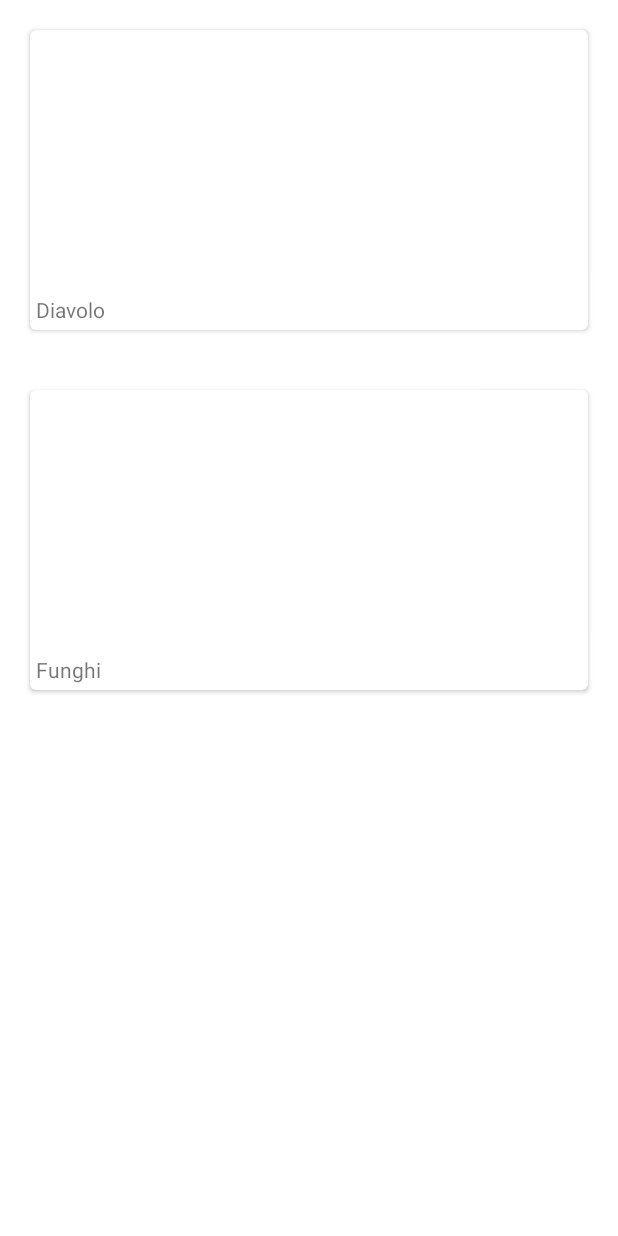
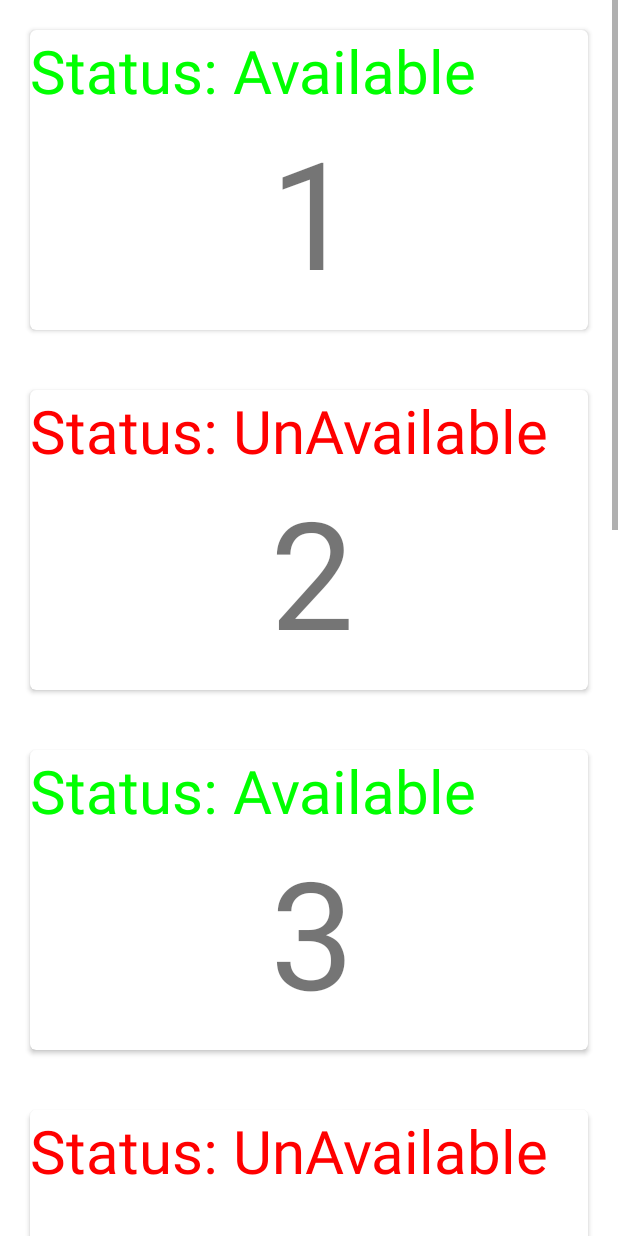
Before and after one commit to SalahAlDin2021/Parking_Car_Project, an Android app: the FindLotActivity screen opened directly, with no data from a screen before it, on a phone screen of 412 x 824 dp. Run offline under Robolectric (Android 15) with nearby library versions, the light colour scheme and no system bars.

Commit message:
implemen find lot code

```diff
--- a/app/src/main/java/com/example/parkingcarproject/CaptionedImagesAdapter.java
+++ b/app/src/main/java/com/example/parkingcarproject/CaptionedImagesAdapter.java
@@ -1,27 +1,40 @@
 package com.example.parkingcarproject;
 
 
+import android.content.Context;
+import android.content.Intent;
+import android.graphics.Color;
 import android.graphics.drawable.Drawable;
+import android.util.Log;
 import android.view.LayoutInflater;
 import android.view.View;
 import android.view.ViewGroup;
 import android.widget.ImageView;
 import android.widget.TextView;
+import android.widget.Toast;
 
 import androidx.cardview.widget.CardView;
-import androidx.core.content.ContextCompat;
 import androidx.recyclerview.widget.RecyclerView;
+
+import com.example.parkingcarproject.model.Lot;
+
+import java.util.ArrayList;
 
 public class CaptionedImagesAdapter
         extends RecyclerView.Adapter<CaptionedImagesAdapter.ViewHolder>{
 
-    private String[] captions;
-    private int[] imageIds;
+    Context context;
+    int userId;
+    private ArrayList<Lot> lots;
+    public static final String AVAILABLE ="Available";
+    public static final String UN_AVAILABLE ="UnAvailable";
+    public CaptionedImagesAdapter(Context context, ArrayList<Lot> lots, int userId){
+       this.lots=lots;
+       this.context=context;
+       this.userId=userId;
+        Log.d("iddd","adapter:"+userId);
+    }
 
-    public CaptionedImagesAdapter(String[] captions, int[] imageIds){
-        this.captions = captions;
-        this.imageIds = imageIds;
-    }
     @Override
     public ViewHolder onCreateViewHolder(ViewGroup parent, int viewType) {
         CardView v = (CardView) LayoutInflater.from(parent.getContext()).inflate(R.layout.card_car,
@@ -33,30 +46,51 @@ public class CaptionedImagesAdapter
 
     @Override
     public void onBindViewHolder(ViewHolder holder, int position) {
-        CardView cardView = holder.cardView;
-        ImageView imageView = (ImageView) cardView.findViewById(R.id.imageView);
-        Drawable dr = ContextCompat.getDrawable(cardView.getContext(), imageIds[position]);
-//        imageView.setImageDrawable(dr);
-        TextView txt = (TextView)cardView.findViewById(R.id.txtViewCardCar);
-        txt.setText(captions[position]);
-        cardView.setOnClickListener( new View.OnClickListener(){
+        final int pos = position;
+
+
+
+        if(lots.get(position).isReserved()) {
+            holder.txtStatus.setText("Status: " +AVAILABLE);
+            holder.txtStatus.setTextColor(Color.GREEN);
+        }else {
+            holder.txtStatus.setText("Status: " +UN_AVAILABLE);
+            holder.txtStatus.setTextColor(Color.RED);
+        }
+        holder.txt.setText(lots.get(position).getId()+"");
+
+        holder.cardView.setOnClickListener( new View.OnClickListener(){
             @Override
             public void onClick(View v){
-                //
+                if(!lots.get(pos).isReserved()){
+                    Toast.makeText(context,"Sorry, This Lot has been Reserved" ,Toast.LENGTH_LONG).show();
+                }else{
+
+                    Log.d("iddd","adapter:"+lots.get(pos)+",,,"+userId);
+                    Intent it=new Intent(context,CarInfoActivity.class);
+                    it.putExtra("lotId",lots.get(pos).getId());
+                    it.putExtra("userId",userId);
+                    context.startActivity(it);
+                }
             }
         });
     }
 
     @Override
     public int getItemCount() {
-        return captions.length;
+        return lots.size();
     }
 
     public static class ViewHolder extends RecyclerView.ViewHolder{
         private CardView cardView;
+        TextView txtStatus ;
+        TextView txt;
+
         public ViewHolder(CardView cardView){
             super(cardView);
             this.cardView = cardView;
+            txtStatus=cardView.findViewById(R.id.txtStatusID);
+            txt=cardView.findViewById(R.id.txtViewCardCar);
         }
 
     }
--- a/app/src/main/java/com/example/parkingcarproject/Car.java
+++ /dev/null
@@ -1,26 +0,0 @@
-package com.example.parkingcarproject;
-
-public class Car {
-
-    private String name;
-    private int imageID;
-
-    public static final Car[] cars = {
-            new Car("Diavolo", R.drawable.ic_launcher_background),
-            new Car("Funghi", R.drawable.ic_launcher_background),
-
-    };
-
-    private Car(String name, int imageID) {
-        this.name = name;
-        this.imageID = imageID;
-    }
-
-    public String getName() {
-        return name;
-    }
-
-    public int getImageID() {
-        return imageID;
-    }
-}
--- a/app/src/main/java/com/example/parkingcarproject/FindLotActivity.java
+++ b/app/src/main/java/com/example/parkingcarproject/FindLotActivity.java
@@ -4,22 +4,17 @@ import androidx.appcompat.app.AppCompatActivity;
 
 import androidx.recyclerview.widget.RecyclerView;
 
-import android.graphics.drawable.Drawable;
-
+import android.content.Intent;
 import android.os.Bundle;
-import android.view.LayoutInflater;
-import android.view.View;
-import android.view.ViewGroup;
-import android.widget.ImageView;
-import android.widget.TextView;
+import android.util.Log;
 
 
-import androidx.cardview.widget.CardView;
-import androidx.core.content.ContextCompat;
+import androidx.recyclerview.widget.LinearLayoutManager;
 
-import androidx.appcompat.app.AppCompatActivity;
-import androidx.recyclerview.widget.LinearLayoutManager;
-import androidx.recyclerview.widget.RecyclerView;
+import com.example.parkingcarproject.model.Lot;
+import com.example.parkingcarproject.model.LotData;
+
+import java.util.ArrayList;
 
 
 public class FindLotActivity extends AppCompatActivity {
@@ -30,16 +25,17 @@ public class FindLotActivity extends AppCompatActivity {
         setContentView(R.layout.activity_find_lot);
 
         RecyclerView recycler = (RecyclerView)findViewById(R.id.my_recycler_view);
+        Intent it=getIntent();
+        int userId=it.getIntExtra("userId",-1);
 
-        String[] captions = new String[Car.cars.length];
-        int[] ids = new int[Car.cars.length];
+        Log.d("iddd","findAlotActivity:"+userId);
 
-        for(int i = 0; i<captions.length;i++){
-            captions[i] = Car.cars[i].getName();
-            ids[i] = Car.cars[i].getImageID();
-        }
+        ArrayList<Lot> lots =LotData.lots;
+
+
+
         recycler.setLayoutManager(new LinearLayoutManager(this));
-        CaptionedImagesAdapter adapter = new CaptionedImagesAdapter(captions, ids);
+        CaptionedImagesAdapter adapter = new CaptionedImagesAdapter(this,lots,userId);
         recycler.setAdapter(adapter);
     }
 }
--- a/app/src/main/java/com/example/parkingcarproject/MainActivity.java
+++ b/app/src/main/java/com/example/parkingcarproject/MainActivity.java
@@ -10,6 +10,9 @@ import android.view.animation.Animation;
 import android.view.animation.AnimationUtils;
 import android.widget.ImageView;
 import android.widget.TextView;
+
+import com.example.parkingcarproject.model.LotData;
+import com.example.parkingcarproject.model.UserData;
 
 public class MainActivity extends AppCompatActivity {
     private ImageView imgv;
@@ -33,6 +36,8 @@ public class MainActivity extends AppCompatActivity {
         },10000);
     }
     private void setup(){
+        UserData u=new UserData();
+        LotData L=new LotData();
         txtv=findViewById(R.id.textView);
         imgv=findViewById(R.id.car);
         bottom= AnimationUtils.loadAnimation(this,R.anim.buttom_animation);
--- a/app/src/main/java/com/example/parkingcarproject/model/IUserData.java
+++ /dev/null
@@ -1,5 +0,0 @@
-package com.example.parkingcarproject.model;
-
-public interface IUserData {
-     boolean findUser(String userName , String password);
-}
--- a/app/src/main/res/layout/card_car.xml
+++ b/app/src/main/res/layout/card_car.xml
@@ -14,17 +14,23 @@
         android:layout_width="match_parent"
         android:orientation="vertical"
         android:layout_height="match_parent">
-        <ImageView
-            android:layout_width="match_parent"
-            android:id="@+id/carimage"
-            android:layout_weight="1.0"
-            android:layout_height="0dp"
-            android:scaleType="centerCrop"/>
         <TextView
+            android:id="@+id/txtStatusID"
+            android:layout_width="wrap_content"
+            android:layout_height="wrap_content"
+            android:text="Status: UnAvailable "
+            android:textSize="40dp"
+            android:textColor="#4CAF50"/>
+
+        <TextView
+
             android:layout_width="match_parent"
             android:id="@+id/txtViewCardCar"
+            android:text="1"
+            android:textSize="100dp"
+            android:textAlignment="center"
             android:layout_marginLeft="4dp"
             android:layout_marginBottom="4dp"
-            android:layout_height="wrap_content" />
+            android:layout_height="match_parent" />
     </LinearLayout>
 </com.google.android.material.card.MaterialCardView>
--- a/app/src/main/res/values/strings.xml
+++ b/app/src/main/res/values/strings.xml
@@ -10,4 +10,5 @@
         Mohammad Saleh-1190023
         Basil Assi-1192308
     </string>
+    <string name="contacat_with_0591234567_to_return_your_password">Contacat with 0591234567 to return your password</string>
 </resources>
```
Also changed, not shown: app/src/main/AndroidManifest.xml (+7 -0 lines), app/src/main/java/com/example/parkingcarproject/LoginScreenActivity.java (+6 -4 lines), app/src/main/java/com/example/parkingcarproject/UserLogedInScreenActivity.java (+9 -0 lines), app/src/main/java/com/example/parkingcarproject/model/Car.java (added, +25 -0 lines), app/src/main/java/com/example/parkingcarproject/model/Lot.java (+48 -16 lines), app/src/main/java/com/example/parkingcarproject/model/LotData.java (added, +28 -0 lines), app/src/main/java/com/example/parkingcarproject/model/User.java (+17 -1 lines), app/src/main/java/com/example/parkingcarproject/model/UserData.java (+16 -10 lines), app/src/main/res/layout/activity_forget_password.xml (+15 -0 lines), app/src/main/res/drawable/forget_password_background.png (added).
